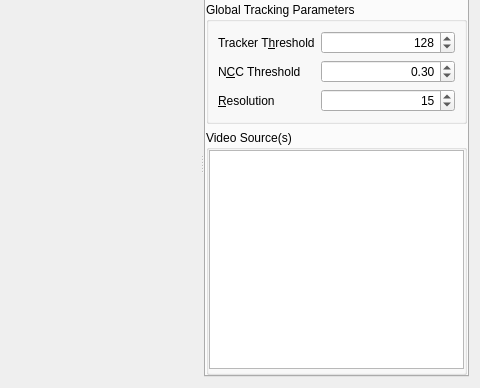
Above: app/src/tools/gui/TrackRobotToolWidget.ui from dysonltd-zz/gts before the change; both pictures show x 164 to 644 and y 92 to 480 of the 644 by 480 pixel window. Below: the same form after it.
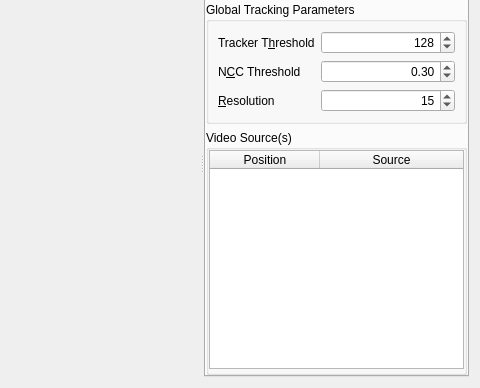
That is the form after the change. Icons and pictures are not drawn. Custom widgets are drawn as their Qt base class.

The edit to the form file:
```diff
--- a/app/src/tools/gui/TrackRobotToolWidget.ui
+++ b/app/src/tools/gui/TrackRobotToolWidget.ui
@@ -561,6 +561,15 @@
                  <bool>true</bool>
                 </property>
                 <attribute name="horizontalHeaderVisible">
+                 <bool>true</bool>
+                </attribute>
+                <attribute name="horizontalHeaderCascadingSectionResizes">
+                 <bool>false</bool>
+                </attribute>
+                <attribute name="horizontalHeaderDefaultSectionSize">
+                 <number>110</number>
+                </attribute>
+                <attribute name="horizontalHeaderShowSortIndicator" stdset="0">
                  <bool>false</bool>
                 </attribute>
                 <attribute name="horizontalHeaderStretchLastSection">
@@ -569,6 +578,12 @@
                 <attribute name="verticalHeaderVisible">
                  <bool>false</bool>
                 </attribute>
+                <attribute name="verticalHeaderShowSortIndicator" stdset="0">
+                 <bool>true</bool>
+                </attribute>
+                <attribute name="verticalHeaderStretchLastSection">
+                 <bool>false</bool>
+                </attribute>
                 <column>
                  <property name="text">
                   <string>Position</string>
```
